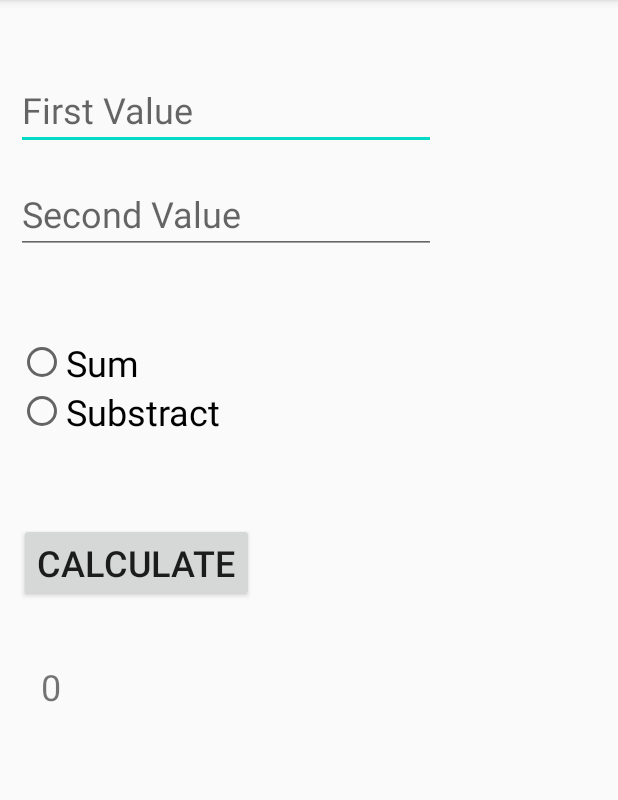
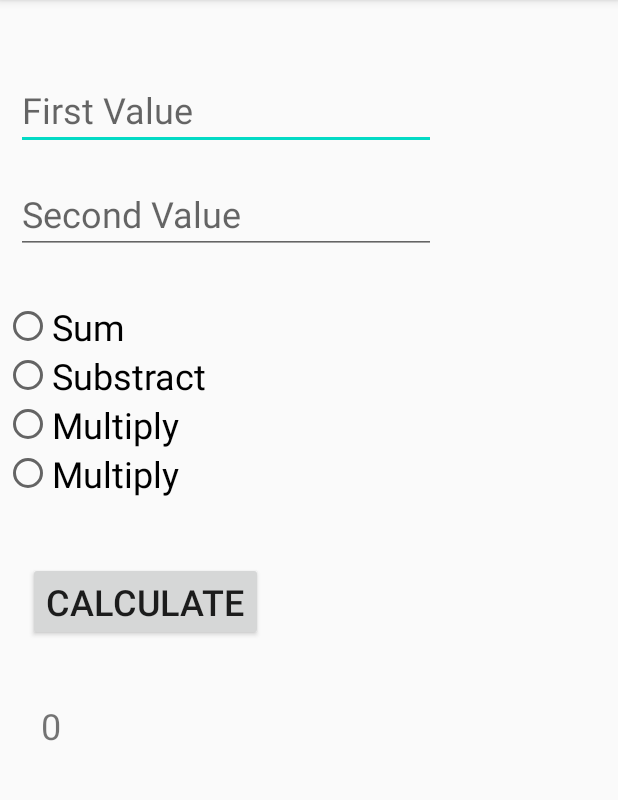
Before and after one commit to denulemos/radioButtonTest, an Android app: the screen it shows after launch (MainActivity), after a tap on "CALCULATE", on a phone screen of 412 x 824 dp, the part 84-884 px from its top. Run offline under Robolectric (Android 15) with nearby library versions, the phone set to English and light mode, and no system bars; 2 statements that could not run were skipped.

```diff
--- a/app/src/main/java/com/example/radiobutton_calculator/MainActivity.java
+++ b/app/src/main/java/com/example/radiobutton_calculator/MainActivity.java
@@ -7,13 +7,14 @@ import android.view.View;
 import android.widget.EditText;
 import android.widget.RadioButton;
 import android.widget.TextView;
+import android.widget.Toast;
 
 public class MainActivity extends AppCompatActivity {
 
     private EditText txt1;
     private EditText txt2;
     private TextView tw;
-    private RadioButton rd1, rd2;
+    private RadioButton rd1, rd2, rd3, rd4;
 
     @Override
     protected void onCreate(Bundle savedInstanceState) {
@@ -25,6 +26,8 @@ public class MainActivity extends AppCompatActivity {
         tw = (TextView)findViewById(R.id.text_view);
         rd1 = (RadioButton) findViewById(R.id.radio_1);
         rd2 = (RadioButton) findViewById(R.id.radio_2);
+        rd3 = (RadioButton) findViewById(R.id.radio_3);
+        rd4 = (RadioButton) findViewById(R.id.radio_4);
     }
 
     public void CalculateMethod (View view){
@@ -37,8 +40,20 @@ public class MainActivity extends AppCompatActivity {
         if (rd1.isChecked()){
            result = v1 + v2;
         }
+        else if (rd2.isChecked()){
+           result = v1 - v2;
+        }
+        else if (rd2.isChecked()){
+            result = v1 * v2;
+        }
         else{
-           result = v1 - v2;
+            if (v2 == 0){
+                Toast toast = Toast.makeText(this, "You cant make this operation with zero", Toast.LENGTH_SHORT);
+                toast.show();
+            }
+            else{
+                result = v1 / v2;
+            }
         }
 
         String result_stg = String.valueOf(result);
--- a/app/src/main/res/layout/activity_main.xml
+++ b/app/src/main/res/layout/activity_main.xml
@@ -38,11 +38,11 @@
 
     <RadioGroup
         android:id="@+id/radioGroup2"
-        android:layout_width="305dp"
-        android:layout_height="95dp"
-        android:layout_marginTop="56dp"
+        android:layout_width="378dp"
+        android:layout_height="141dp"
+        android:layout_marginTop="32dp"
         app:layout_constraintEnd_toEndOf="parent"
-        app:layout_constraintHorizontal_bias="0.115"
+        app:layout_constraintHorizontal_bias="0.086"
         app:layout_constraintStart_toStartOf="parent"
         app:layout_constraintTop_toBottomOf="@+id/txt_2">
 
@@ -59,18 +59,33 @@
             android:layout_height="wrap_content"
             android:text="@string/radio_2"
             android:textSize="24sp" />
+
+        <RadioButton
+            android:id="@+id/radio_3"
+            android:layout_width="match_parent"
+            android:layout_height="wrap_content"
+            android:text="@string/radio_3"
+            android:textSize="24sp" />
+
+        <RadioButton
+            android:id="@+id/radio_4"
+            android:layout_width="match_parent"
+            android:layout_height="wrap_content"
+            android:text="@string/radio_3"
+            android:textSize="24sp" />
+
     </RadioGroup>
 
     <Button
         android:id="@+id/button"
         android:layout_width="wrap_content"
         android:layout_height="wrap_content"
-        android:layout_marginTop="28dp"
+        android:layout_marginTop="32dp"
         android:onClick="CalculateMethod"
         android:text="@string/button"
         android:textSize="24sp"
         app:layout_constraintEnd_toEndOf="parent"
-        app:layout_constraintHorizontal_bias="0.049"
+        app:layout_constraintHorizontal_bias="0.074"
         app:layout_constraintStart_toStartOf="parent"
         app:layout_constraintTop_toBottomOf="@+id/radioGroup2" />
 
--- a/app/src/main/res/values/strings.xml
+++ b/app/src/main/res/values/strings.xml
@@ -4,6 +4,8 @@
     <string name="txt_2">Second Value</string>
     <string name="radio_1">Sum</string>
     <string name="radio_2">Substract</string>
+    <string name="radio_3">Multiply</string>
+    <string name="radio_4">Divide</string>
     <string name="button">Calculate</string>
     <string name="text_view">The result is</string>
 </resources>
```
